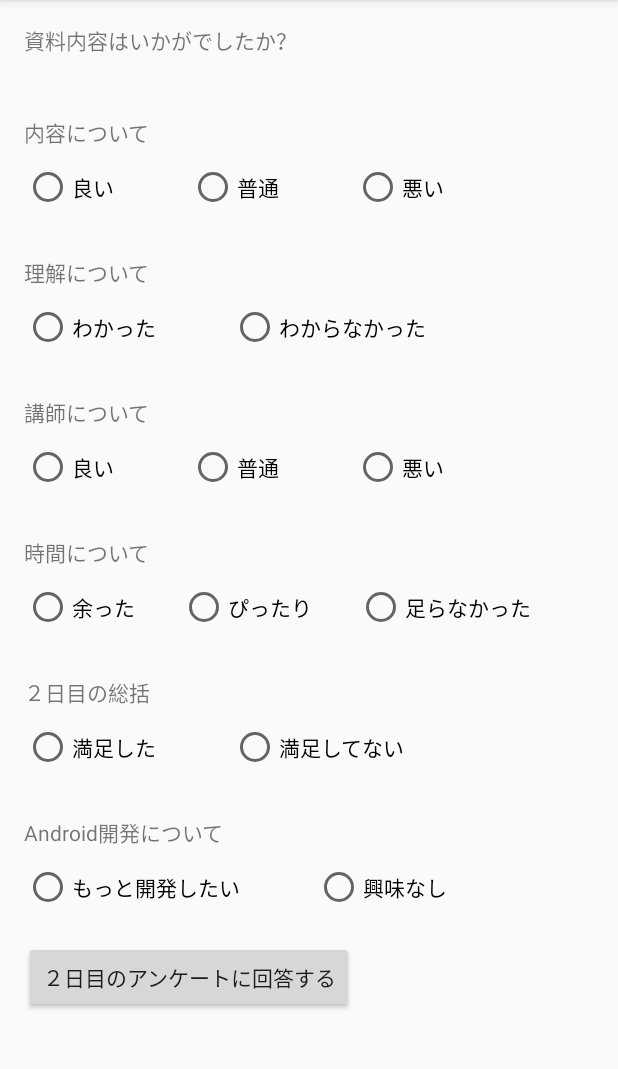
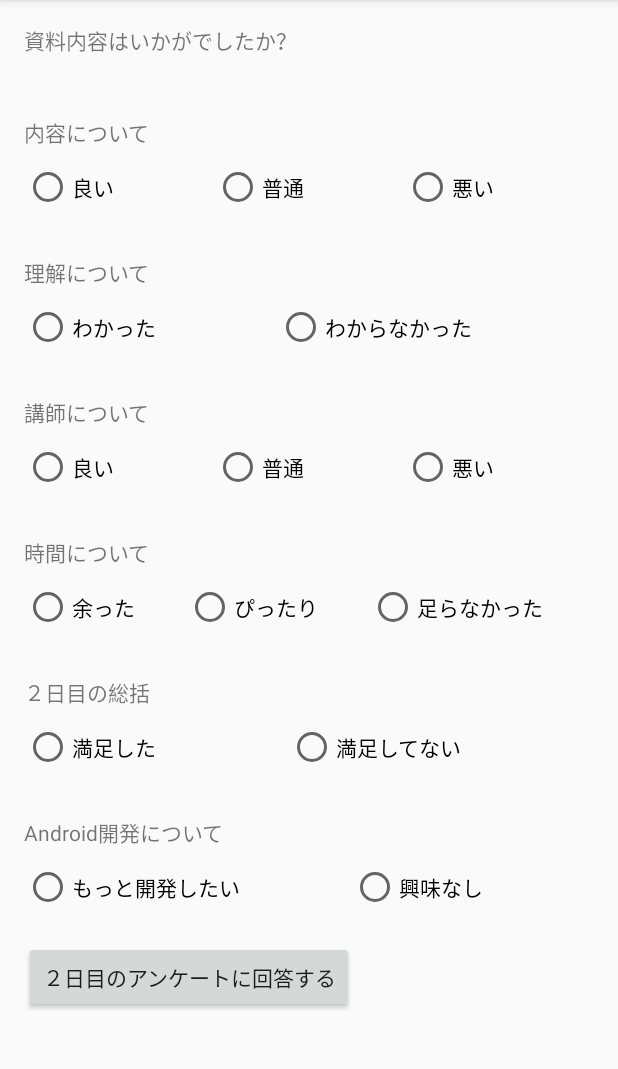
Before and after one commit to ncxx-sl-lab/SampleQuestion, an Android app: the ThirdActivity screen opened directly, with no data from a screen before it, on a phone screen of 412 x 824 dp, the part 84-1153 px from its top. Run offline under Robolectric (Android 15) with nearby library versions, the phone set to English and light mode, and no system bars.

Commit message:
[ modify ] ラジオボタンの位置を修正。
weightで位置を設定するように変更した。

```diff
--- a/app/src/main/java/com/example/andro/sample_question/MainActivity.java
+++ b/app/src/main/java/com/example/andro/sample_question/MainActivity.java
@@ -50,7 +50,4 @@ public class MainActivity extends ActionBarActivity {
     private void showToast () {
         Toast.makeText(this, R.string.text_question_done, Toast.LENGTH_SHORT).show();
     }
-
-    public void onRadioButtonFirstClicked(View view) {
-    }
 }
--- a/app/src/main/res/layout/activity_third.xml
+++ b/app/src/main/res/layout/activity_third.xml
@@ -1,14 +1,9 @@
-<RelativeLayout xmlns:android="http://schemas.android.com/apk/res/android"
+<ScrollView xmlns:android="http://schemas.android.com/apk/res/android"
     xmlns:tools="http://schemas.android.com/tools" android:layout_width="match_parent"
     android:layout_height="match_parent" android:paddingLeft="@dimen/activity_horizontal_margin"
     android:paddingRight="@dimen/activity_horizontal_margin"
     android:paddingTop="@dimen/activity_vertical_margin"
-    android:paddingBottom="@dimen/activity_vertical_margin" tools:context=".MainActivity">
-
-    <ScrollView
-        android:layout_width="fill_parent"
-        android:layout_height="fill_parent"
-        android:id="@+id/scrollView">
+    android:paddingBottom="@dimen/activity_vertical_margin" tools:context=".ThirdActivity">
 
     <LinearLayout
         android:orientation="vertical"
@@ -30,17 +25,14 @@
             android:layout_height="wrap_content"
             android:text="@string/text_title01"
             android:id="@+id/id_first_title"
-                android:layout_below="@+id/id_question02"
-                android:layout_alignParentLeft="true"
-                android:layout_alignParentStart="true"
             android:layout_marginTop="40dp"
             />
 
-            <RadioGroup android:layout_width="wrap_content"
+        <RadioGroup android:layout_width="fill_parent"
             android:layout_height="wrap_content"
             android:orientation="horizontal"
-                android:layout_below="@+id/id_first_title"
-                android:id="@+id/id_RadioGroup_first">
+            android:id="@+id/id_RadioGroup_first"
+            android:weightSum="3">
 
             <RadioButton
                 android:layout_width="wrap_content"
@@ -48,7 +40,7 @@
                 android:text="@string/text_good"
                 android:id="@+id/id_radio_first_left"
                 android:layout_marginTop="10dp"
-                    android:layout_marginRight="50dp"
+                android:layout_weight="1"
                 android:onClick="onRadioButtonFirstClicked" />
 
             <RadioButton
@@ -57,7 +49,7 @@
                 android:text="@string/text_normal"
                 android:id="@+id/id_radio_first_center"
                 android:layout_marginTop="10dp"
-                    android:layout_marginRight="50dp"
+                android:layout_weight="1"
                 android:onClick="onRadioButtonFirstClicked" />
 
             <RadioButton
@@ -66,6 +58,7 @@
                 android:text="@string/text_bad"
                 android:id="@+id/id_radio_first_right"
                 android:layout_marginTop="10dp"
+                android:layout_weight="1"
                 android:onClick="onRadioButtonFirstClicked" />
 
         </RadioGroup>
@@ -76,17 +69,14 @@
             android:layout_height="wrap_content"
             android:text="@string/text_title02"
             android:id="@+id/id_second_title"
-                android:layout_alignParentLeft="true"
-                android:layout_alignParentStart="true"
             android:layout_marginTop="30dp"
-                android:layout_below="@+id/id_RadioGroup_first"
             />
 
-            <RadioGroup android:layout_width="wrap_content"
+        <RadioGroup android:layout_width="fill_parent"
             android:layout_height="wrap_content"
             android:orientation="horizontal"
-                android:layout_below="@+id/id_second_title"
-                android:id="@+id/id_RadioGroup_second">
+            android:id="@+id/id_RadioGroup_second"
+            android:weightSum="2">
 
             <RadioButton
                 android:layout_width="wrap_content"
@@ -94,7 +84,7 @@
                 android:text="@string/text_understand"
                 android:id="@+id/id_radio_second_left"
                 android:layout_marginTop="10dp"
-                    android:layout_marginRight="50dp"
+                android:layout_weight="1"
                 android:onClick="onRadioButtonSecondClicked" />
 
             <RadioButton
@@ -103,6 +93,7 @@
                 android:text="@string/text_not_understand"
                 android:id="@+id/id_radio_second_center"
                 android:layout_marginTop="10dp"
+                android:layout_weight="1"
                 android:onClick="onRadioButtonSecondClicked" />
 
         </RadioGroup>
@@ -113,16 +104,14 @@
             android:layout_height="wrap_content"
             android:text="@string/text_title03"
             android:id="@+id/id_third_title"
-                android:layout_alignParentLeft="true"
-                android:layout_alignParentStart="true"
             android:layout_marginTop="30dp"
-                android:layout_below="@+id/id_RadioGroup_second" />
+            />
 
-            <RadioGroup android:layout_width="wrap_content"
+        <RadioGroup android:layout_width="fill_parent"
             android:layout_height="wrap_content"
             android:orientation="horizontal"
-                android:layout_below="@+id/id_third_title"
-                android:id="@+id/id_RadioGroup_third">
+            android:id="@+id/id_RadioGroup_third"
+            android:weightSum="3">
 
             <RadioButton
                 android:layout_width="wrap_content"
@@ -130,7 +119,7 @@
                 android:text="@string/text_good"
                 android:id="@+id/id_radio_third_left"
                 android:layout_marginTop="10dp"
-                    android:layout_marginRight="50dp"
+                android:layout_weight="1"
                 android:onClick="onRadioButtonThirdClicked" />
 
             <RadioButton
@@ -139,7 +128,7 @@
                 android:text="@string/text_normal"
                 android:id="@+id/id_radio_third_center"
                 android:layout_marginTop="10dp"
-                    android:layout_marginRight="50dp"
+                android:layout_weight="1"
                 android:onClick="onRadioButtonThirdClicked" />
 
             <RadioButton
@@ -148,6 +137,7 @@
                 android:text="@string/text_bad"
                 android:id="@+id/id_radio_third_right"
                 android:layout_marginTop="10dp"
+                android:layout_weight="1"
                 android:onClick="onRadioButtonThirdClicked" />
 
         </RadioGroup>
@@ -158,16 +148,14 @@
             android:layout_height="wrap_content"
             android:text="@string/text_title04"
             android:id="@+id/id_forth_title"
-                android:layout_alignParentLeft="true"
-                android:layout_alignParentStart="true"
             android:layout_marginTop="30dp"
-                android:layout_below="@+id/id_RadioGroup_third" />
+            />
 
-            <RadioGroup android:layout_width="wrap_content"
+        <RadioGroup android:layout_width="fill_parent"
             android:layout_height="wrap_content"
             android:orientation="horizontal"
-                android:layout_below="@+id/id_forth_title"
-                android:id="@+id/id_RadioGroup_forth">
+            android:id="@+id/id_RadioGroup_forth"
+            android:weightSum="3">
 
             <RadioButton
                 android:layout_width="wrap_content"
@@ -175,7 +163,7 @@
                 android:text="@string/text_enough"
                 android:id="@+id/id_radio_forth_left"
                 android:layout_marginTop="10dp"
-                    android:layout_marginRight="30dp"
+                android:layout_weight="1"
                 android:onClick="onRadioButtonForthClicked" />
 
             <RadioButton
@@ -184,7 +172,7 @@
                 android:text="@string/text_exactly"
                 android:id="@+id/id_radio_forth_center"
                 android:layout_marginTop="10dp"
-                    android:layout_marginRight="30dp"
+                android:layout_weight="1"
                 android:onClick="onRadioButtonForthClicked" />
 
             <RadioButton
@@ -193,6 +181,7 @@
                 android:text="@string/text_not_enough"
                 android:id="@+id/id_radio_forth_right"
                 android:layout_marginTop="10dp"
+                android:layout_weight="1"
                 android:onClick="onRadioButtonForthClicked" />
 
         </RadioGroup>
@@ -203,16 +192,14 @@
             android:layout_height="wrap_content"
             android:text="@string/text_title06"
             android:id="@+id/id_fifth_title"
-                android:layout_alignParentLeft="true"
-                android:layout_alignParentStart="true"
             android:layout_marginTop="30dp"
-                android:layout_below="@+id/id_RadioGroup_forth" />
+            />
 
-            <RadioGroup android:layout_width="wrap_content"
+        <RadioGroup android:layout_width="fill_parent"
             android:layout_height="wrap_content"
             android:orientation="horizontal"
-                android:layout_below="@+id/id_fifth_title"
-                android:id="@+id/id_RadioGroup_fifth">
+            android:id="@+id/id_RadioGroup_fifth"
+            android:weightSum="2">
 
             <RadioButton
                 android:layout_width="wrap_content"
@@ -220,7 +207,7 @@
                 android:text="@string/text_satisfied"
                 android:id="@+id/id_radio_fifth_left"
                 android:layout_marginTop="10dp"
-                    android:layout_marginRight="50dp"
+                android:layout_weight="1"
                 android:onClick="onRadioButtonFifthClicked" />
 
             <RadioButton
@@ -229,6 +216,7 @@
                 android:text="@string/text_not_satisfied"
                 android:id="@+id/id_radio_fifth_center"
                 android:layout_marginTop="10dp"
+                android:layout_weight="1"
                 android:onClick="onRadioButtonFifthClicked" />
 
         </RadioGroup>
@@ -239,17 +227,14 @@
             android:layout_height="wrap_content"
             android:text="@string/text_title07"
             android:id="@+id/id_sixth_title"
-                android:layout_below="@+id/id_RadioGroup_fifth"
-                android:layout_alignParentLeft="true"
-                android:layout_alignParentStart="true"
             android:layout_marginTop="30dp"
             />
 
-            <RadioGroup android:layout_width="wrap_content"
+        <RadioGroup android:layout_width="fill_parent"
             android:layout_height="wrap_content"
             android:orientation="horizontal"
-                android:layout_below="@+id/id_sixth_title"
-                android:id="@+id/id_RadioGroup_sixth">
+            android:id="@+id/id_RadioGroup_sixth"
+            android:weightSum="2">
 
             <RadioButton
                 android:layout_width="wrap_content"
@@ -257,7 +242,7 @@
                 android:text="@string/text_dev"
                 android:id="@+id/id_radio_sixth_left"
                 android:layout_marginTop="10dp"
-                    android:layout_marginRight="50dp"
+                android:layout_weight="1"
                 android:onClick="onRadioButtonSixthClicked" />
 
             <RadioButton
@@ -266,6 +251,7 @@
                 android:text="@string/text_not_dev"
                 android:id="@+id/id_radio_sixth_right"
                 android:layout_marginTop="10dp"
+                android:layout_weight="1"
                 android:onClick="onRadioButtonSixthClicked" />
 
         </RadioGroup>
@@ -275,13 +261,9 @@
             android:layout_height="wrap_content"
             android:text="@string/text_second_day_done"
             android:id="@+id/id_btn_firstDay_done"
-                android:layout_below="@+id/id_RadioGroup_sixth"
             android:layout_marginTop="20dp"
-                android:layout_centerHorizontal="true"
             android:onClick="onBtnSecondDayDone" />
 
     </LinearLayout>
 
 </ScrollView>
-
-</RelativeLayout>
```
Also changed, not shown: app/src/main/res/layout/activity_second.xml (+35 -50 lines). Lines whose indentation alone changed are shown as unchanged.
